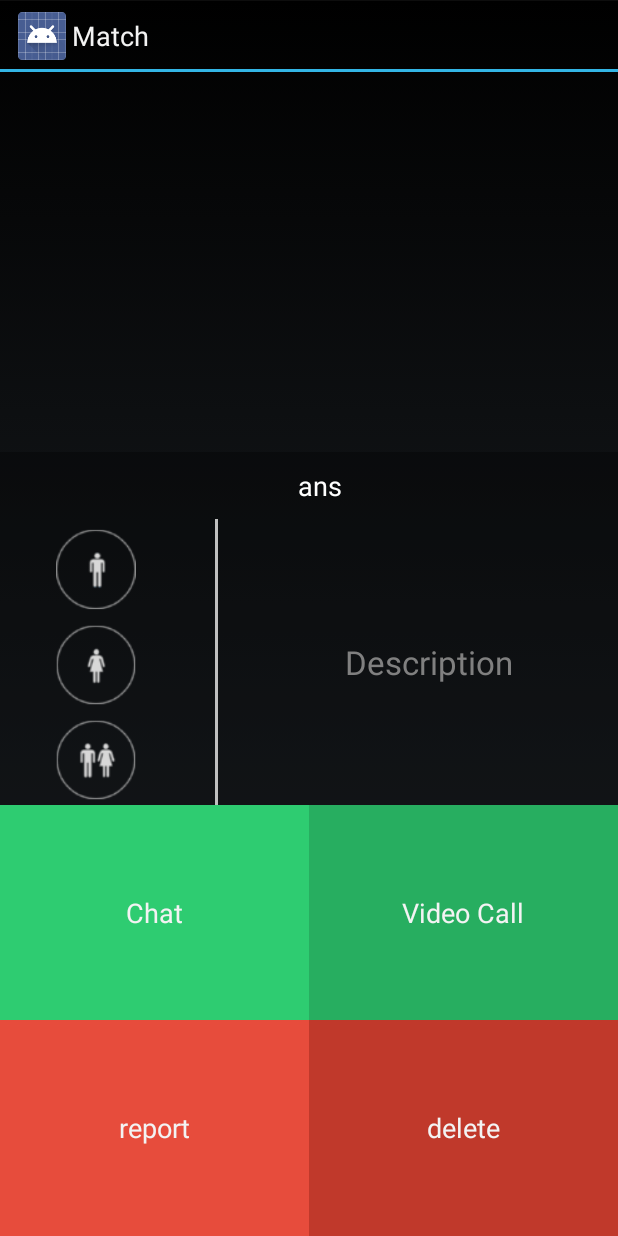
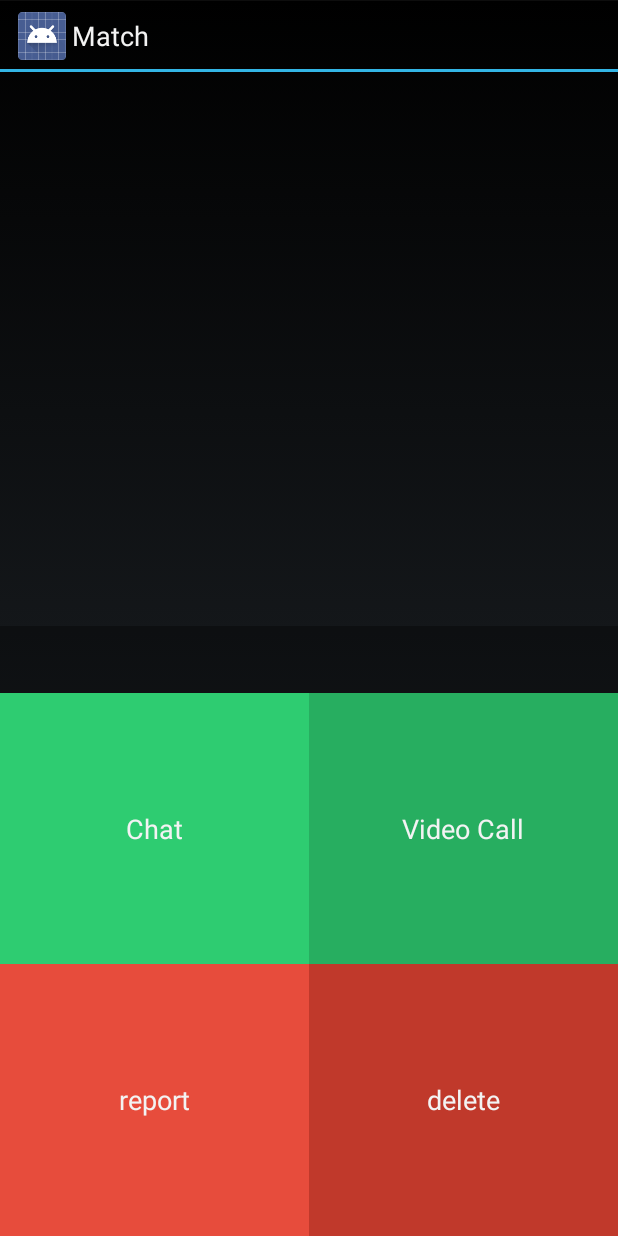
Before and after one commit to kebouh/Android-SitchozrApp-AndroidStudio, an Android app: the MatchProfileActivity screen opened directly, with no data from a screen before it, on a phone screen of 412 x 824 dp. Run offline under Robolectric (Android 15) with nearby library versions, the phone set to English and light mode, and no system bars; 1 statement that could not run was skipped.

Commit message:
change layout design for profiles (need to update Profile + fix age display)

```diff
--- a/app/src/main/java/Abstract/AbstractUsersData.java
+++ b/app/src/main/java/Abstract/AbstractUsersData.java
@@ -21,7 +21,7 @@ public abstract class AbstractUsersData {
 	private Integer[] ageRange = new Integer[2];
 	private Integer[] distanceRange = new Integer[2];
 	private String description;
-	private int genderWanted;
+	private int genderWanted = 0;
 	private SDKUser	sdkuser;
 	private AccessToken accessToken;
 
@@ -33,6 +33,7 @@ public abstract class AbstractUsersData {
 
 	public AbstractUsersData(SDKUser sdkuser, AccessToken accessToken) {
 		this.sdkuser = sdkuser;
+		this.description = sdkuser.getDescription();
 		this.setAccessToken(accessToken);
 		this.id = sdkuser.getId();
 		this.firstName = sdkuser.getUsername();
--- a/app/src/main/java/activities/MainActivity.java
+++ b/app/src/main/java/activities/MainActivity.java
@@ -315,6 +315,7 @@ public class MainActivity extends FragmentActivity {
 					for (FacebookAlbum facebookAlbum : facebookResponse.getData()) {
 						Album album = new Album(facebookAlbum.getName());
 						if (album.getName().equals("Profile Pictures")) {
+							System.out.println("Profile pictures");
 							if (isFirstTime == true) {
 								Log.e("MainActivity", "SAve new pictures on api...");
 								getProfilePictures(facebookAlbum, album);
--- a/app/src/main/java/fragments/ProfileFragment.java
+++ b/app/src/main/java/fragments/ProfileFragment.java
@@ -83,7 +83,9 @@ public class ProfileFragment extends Fragment {
 		display.getSize(size);
 		profilePicture.setLayoutParams(new FrameLayout.LayoutParams(
 				size.x, android.view.ViewGroup.LayoutParams.MATCH_PARENT));
+		if (profile.getProfileImage() != null)
         imageLoader.displayImage(profile.getProfileImage().getUrl(), profilePicture, 0, 0, 0);
+
 		descriptionText.setText(profile.getSdkuser().getDescription());
 
 		name.setText(profile.getFirstName());
--- a/app/src/main/res/layout/header_profile_user.xml
+++ b/app/src/main/res/layout/header_profile_user.xml
@@ -23,31 +23,7 @@
             <LinearLayout
                 android:layout_width="wrap_content"
                 android:layout_height="wrap_content"
-                android:layout_gravity="center_vertical|start"
-                android:orientation="horizontal" >
-
-                <TextView
-                    android:id="@+id/valueHeart"
-                    android:layout_width="match_parent"
-                    android:layout_height="wrap_content"
-                    android:layout_gravity="center_vertical"
-                    android:textAppearance="?android:attr/textAppearanceMedium"
-                    android:textColor="@android:color/white" />
-
-                <TextView
-                    android:id="@+id/valueGift"
-                    android:layout_width="match_parent"
-                    android:layout_height="wrap_content"
-                    android:layout_gravity="center_vertical"
-                    android:textAppearance="?android:attr/textAppearanceMedium"
-                    android:textColor="@android:color/white" />
-            </LinearLayout>
-
-
-            <LinearLayout
-                android:layout_width="wrap_content"
-                android:layout_height="wrap_content"
-                android:layout_gravity="center"
+                android:layout_gravity="center_vertical|end"
                 android:orientation="horizontal" >
 
                 <TextView
@@ -55,27 +31,9 @@
                     android:layout_width="wrap_content"
                     android:layout_height="wrap_content"
                     android:gravity="start"
+                    android:layout_marginEnd="15dp"
                     android:textAppearance="?android:attr/textAppearanceMedium"
                     android:textColor="@android:color/white" />
-
-                <TextView
-                    android:id="@+id/ageOnPicture"
-                    android:layout_width="wrap_content"
-                    android:layout_height="wrap_content"
-                    android:gravity="end"
-                    android:layout_marginStart="15dp"
-                    android:text="ans"
-                    android:textAppearance="?android:attr/textAppearanceMedium"
-                    android:textColor="@android:color/white" />
-            </LinearLayout>
-
-
-
-            <LinearLayout
-                android:layout_width="wrap_content"
-                android:layout_height="wrap_content"
-                android:layout_gravity="center_vertical|end"
-                android:orientation="horizontal" >
 
                 <TextView
                     android:id="@+id/nameOnPicture"
--- a/app/src/main/res/layout/informations_profile_user.xml
+++ b/app/src/main/res/layout/informations_profile_user.xml
@@ -1,7 +1,7 @@
    <FrameLayout xmlns:android="http://schemas.android.com/apk/res/android"
         android:layout_width="match_parent"
         android:layout_height="0dp"
-        android:layout_weight="1.6" >
+        android:layout_weight="0" >
 
         <LinearLayout
             android:layout_width="match_parent"
@@ -10,7 +10,7 @@
             android:orientation="horizontal" >
 
             <LinearLayout
-                android:layout_width="wrap_content"
+                android:layout_width="100dp"
                 android:layout_height="wrap_content"
                 android:orientation="vertical" >
 
@@ -59,6 +59,7 @@
 
             <TextView
                 android:id="@+id/descriptionText"
+                android:scrollbars = "vertical"
                 android:layout_width="match_parent"
                 android:layout_height="match_parent"
                 android:gravity="center"
```
Also changed, not shown: app/src/main/AndroidManifest.xml (+35 -7 lines), app/src/main/java/activities/MatchProfileActivity.java (+5 -3 lines), app/src/main/java/activities/ProfileActivity.java (+3 -4 lines), app/src/main/java/fragments/DiscoveryFragment.java (+8 -0 lines), app/src/main/res/layout/activity_discovery_profile.xml (+26 -6 lines).
